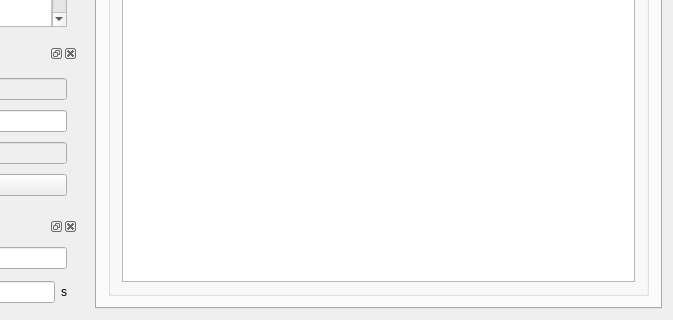
Old version of the form src/test_regression_qt/mainwindow.ui in the repository edeforas/BeeDNN; both pictures show x 468 to 1141 and y 417 to 737 of the 1141 by 737 pixel window.
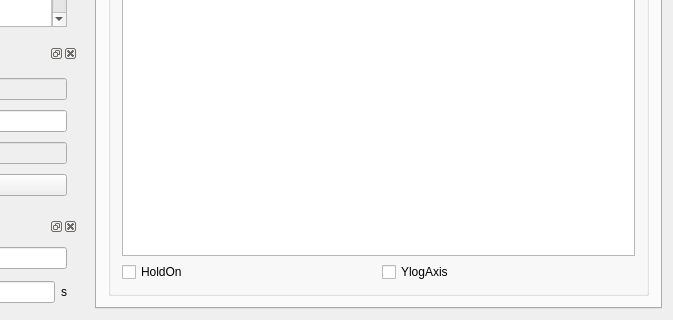
New version of the form. The open tabs and pages were chosen to show the change.

```diff
--- a/src/test_regression_qt/mainwindow.ui
+++ b/src/test_regression_qt/mainwindow.ui
@@ -46,7 +46,7 @@
            <string>Loss Curve: Max=Red Mean=Black*1000.</string>
           </property>
           <layout class="QGridLayout" name="gridLayout_2">
-           <item row="0" column="0">
+           <item row="0" column="0" colspan="2">
             <widget class="QGraphicsView" name="gvLearningCurve">
              <property name="sizePolicy">
               <sizepolicy hsizetype="Preferred" vsizetype="Preferred">
@@ -59,6 +59,20 @@
              </property>
             </widget>
            </item>
+           <item row="2" column="1">
+            <widget class="QCheckBox" name="cbYLogAxis">
+             <property name="text">
+              <string>YlogAxis</string>
+             </property>
+            </widget>
+           </item>
+           <item row="2" column="0">
+            <widget class="QCheckBox" name="cbHoldOn">
+             <property name="text">
+              <string>HoldOn</string>
+             </property>
+            </widget>
+           </item>
           </layout>
          </widget>
         </item>
```
